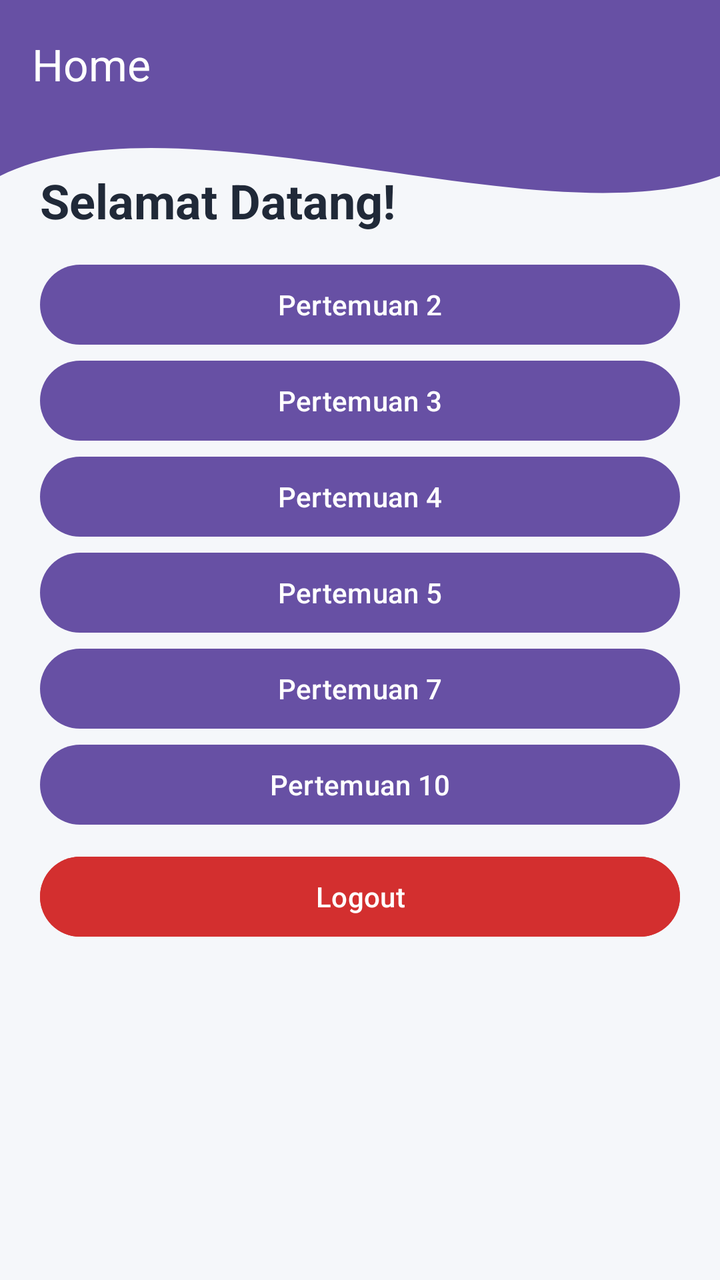
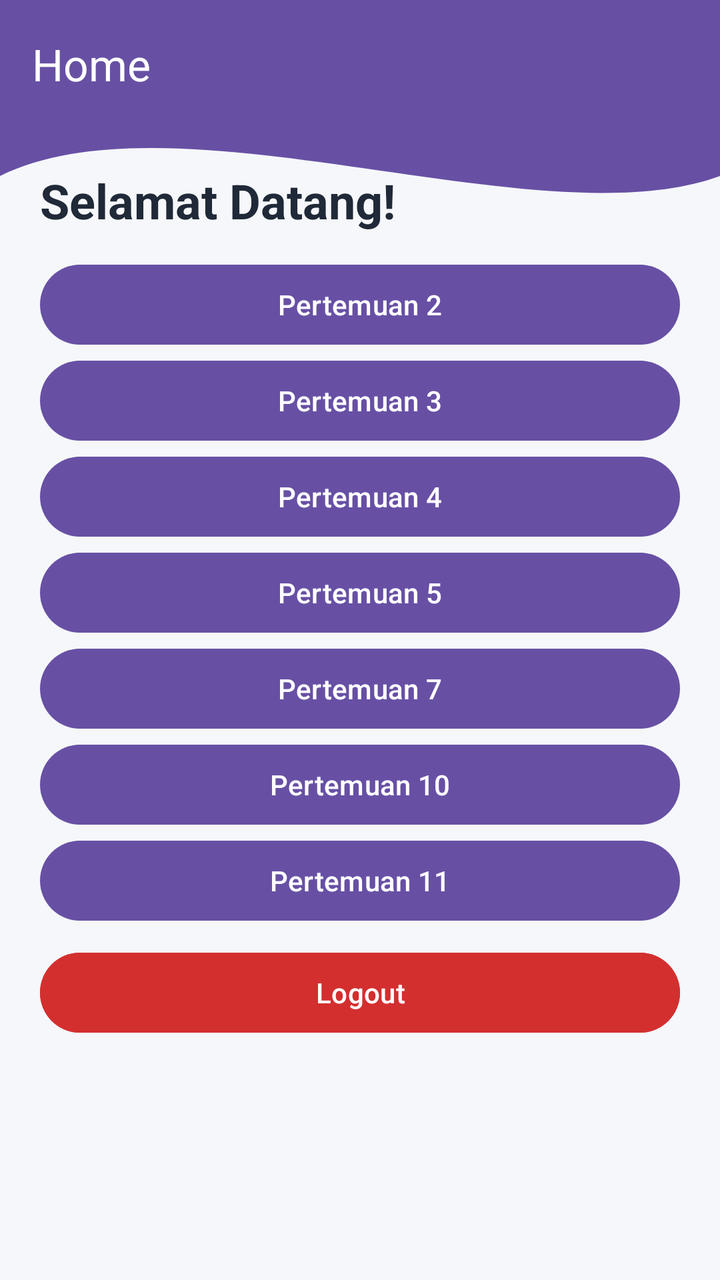

The first picture is an Android layout as it rendered before a commit; the second is the same layout after the commit. The layout source and the unified diff follow.
<!-- AndroidManifest.xml: application theme Theme.Gebi_3TIE_Mobile -->
<!-- res/layout/fragment_home.xml -->
<?xml version="1.0" encoding="utf-8"?>
<androidx.constraintlayout.widget.ConstraintLayout
    xmlns:android="http://schemas.android.com/apk/res/android"
    xmlns:app="http://schemas.android.com/apk/res-auto"
    android:layout_width="match_parent"
    android:layout_height="match_parent"
    android:background="#F5F7FA">

    
    <View
        android:id="@+id/background_header"
        android:layout_width="0dp"
        android:layout_height="220dp"
        android:background="@drawable/bg_header_wave"
        app:layout_constraintTop_toTopOf="parent"
        app:layout_constraintStart_toStartOf="parent"
        app:layout_constraintEnd_toEndOf="parent" />

    
    <androidx.appcompat.widget.Toolbar
        android:id="@+id/toolbar"
        android:layout_width="0dp"
        android:layout_height="?attr/actionBarSize"
        android:background="@android:color/transparent"
        app:title="Home"
        app:titleTextColor="@android:color/white"
        app:layout_constraintTop_toTopOf="parent"
        app:layout_constraintStart_toStartOf="parent"
        app:layout_constraintEnd_toEndOf="parent" />

    
    <TextView
        android:id="@+id/txtWelcome"
        android:layout_width="0dp"
        android:layout_height="wrap_content"
        android:layout_marginStart="20dp"
        android:layout_marginTop="20dp"
        android:layout_marginEnd="20dp"
        android:text="Selamat Datang!"
        android:textColor="#202938"
        android:textSize="24sp"
        android:textStyle="bold"
        app:layout_constraintTop_toBottomOf="@id/toolbar"
        app:layout_constraintStart_toStartOf="parent"
        app:layout_constraintEnd_toEndOf="parent" />

    
    <Button
        android:id="@+id/btnToSecond"
        android:layout_width="0dp"
        android:layout_height="wrap_content"
        android:layout_marginHorizontal="20dp"
        android:layout_marginTop="12dp"
        android:text="Pertemuan 2"
        app:layout_constraintTop_toBottomOf="@id/txtWelcome"
        app:layout_constraintStart_toStartOf="parent"
        app:layout_constraintEnd_toEndOf="parent" />

    
    <Button
        android:id="@+id/btnToThird"
        android:layout_width="0dp"
        android:layout_height="wrap_content"
        android:layout_marginHorizontal="20dp"
        android:text="Pertemuan 3"
        app:layout_constraintTop_toBottomOf="@id/btnToSecond"
        app:layout_constraintStart_toStartOf="parent"
        app:layout_constraintEnd_toEndOf="parent" />

    
    <Button
        android:id="@+id/btnToFourth"
        android:layout_width="0dp"
        android:layout_height="wrap_content"
        android:layout_marginHorizontal="20dp"
        android:text="Pertemuan 4"
        app:layout_constraintTop_toBottomOf="@id/btnToThird"
        app:layout_constraintStart_toStartOf="parent"
        app:layout_constraintEnd_toEndOf="parent" />

    
    <Button
        android:id="@+id/btnToFifth"
        android:layout_width="0dp"
        android:layout_height="wrap_content"
        android:layout_marginHorizontal="20dp"
        android:text="Pertemuan 5"
        app:layout_constraintTop_toBottomOf="@id/btnToFourth"
        app:layout_constraintStart_toStartOf="parent"
        app:layout_constraintEnd_toEndOf="parent" />

    
    <Button
        android:id="@+id/btnToSeventh"
        android:layout_width="0dp"
        android:layout_height="wrap_content"
        android:layout_marginHorizontal="20dp"
        android:text="Pertemuan 7"
        app:layout_constraintTop_toBottomOf="@id/btnToFifth"
        app:layout_constraintStart_toStartOf="parent"
        app:layout_constraintEnd_toEndOf="parent" />

    
    <Button
        android:id="@+id/btnToTen"
        android:layout_width="0dp"
        android:layout_height="wrap_content"
        android:layout_marginHorizontal="20dp"
        android:text="Pertemuan 10"
        app:layout_constraintTop_toBottomOf="@id/btnToSeventh"
        app:layout_constraintStart_toStartOf="parent"
        app:layout_constraintEnd_toEndOf="parent" />

    
    <Button
        android:id="@+id/btnLogout"
        android:layout_width="0dp"
        android:layout_height="wrap_content"
        android:layout_marginHorizontal="20dp"
        android:layout_marginTop="8dp"
        android:backgroundTint="#D32F2F"
        android:text="Logout"
        android:textColor="@android:color/white"
        app:layout_constraintTop_toBottomOf="@id/btnToTen"
        app:layout_constraintStart_toStartOf="parent"
        app:layout_constraintEnd_toEndOf="parent" />

</androidx.constraintlayout.widget.ConstraintLayout>
<!-- resources referenced by this layout -->
<resources>
  <!-- drawable bg_header_wave (drawable) -->
  <vector xmlns:android="http://schemas.android.com/apk/res/android"
      android:width="100dp"
      android:height="100dp"
      android:viewportWidth="100"
      android:viewportHeight="100">
  
      <path
          android:fillColor="?attr/colorPrimary"
          android:pathData="
              M0,0
              L100,0
              L100,40
              C 75,55
                25,20
                0,40
              Z" />
  </vector>
  <style name="Theme.Gebi_3TIE_Mobile" parent="Base.Theme.Gebi_3TIE_Mobile" />
  <style name="Base.Theme.Gebi_3TIE_Mobile" parent="Theme.Material3.DayNight.NoActionBar">
          
          
      </style>
</resources>

<!-- the commit's change to res/layout/fragment_home.xml (unified diff, before → after) -->
@@ -111,6 +111,19 @@
         app:layout_constraintStart_toStartOf="parent"
         app:layout_constraintEnd_toEndOf="parent" />
 
+
+    
+    <Button
+        android:id="@+id/btnToEleventh"
+        android:layout_width="0dp"
+        android:layout_height="wrap_content"
+        android:layout_marginHorizontal="20dp"
+        android:text="Pertemuan 11"
+        app:layout_constraintTop_toBottomOf="@id/btnToTen"
+        app:layout_constraintStart_toStartOf="parent"
+        app:layout_constraintEnd_toEndOf="parent" />
+
+
     
     <Button
         android:id="@+id/btnLogout"
@@ -121,7 +134,7 @@
         android:backgroundTint="#D32F2F"
         android:text="Logout"
         android:textColor="@android:color/white"
-        app:layout_constraintTop_toBottomOf="@id/btnToTen"
+        app:layout_constraintTop_toBottomOf="@id/btnToEleventh"
         app:layout_constraintStart_toStartOf="parent"
         app:layout_constraintEnd_toEndOf="parent" />
 
